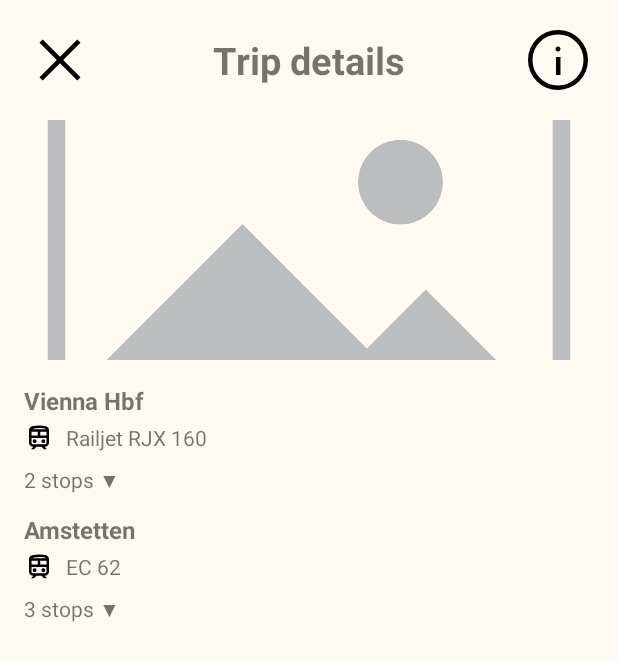
After one commit to wythayt/M3_1_114_Thema_Bahnreise_Routenplaner_fuer_landschaftlich_attraktive_Strecken, an Android app: the fragment TripDetailsFragment shown on its own in the app's theme, on a phone screen of 412 x 824 dp. The commit adds this screen. Shown: the top 661 px of the screen. Run offline under Robolectric (Android 15) with nearby library versions, the phone set to English and light mode, and no system bars.

Commit message:
feat: integrate trip details

```diff
--- a/app/src/main/java/com/example/m3_app/ui/suggestions/SuggestionsFragment.java
+++ b/app/src/main/java/com/example/m3_app/ui/suggestions/SuggestionsFragment.java
@@ -44,7 +44,10 @@ public class SuggestionsFragment extends Fragment {
         );
 
         binding.RecyclerView.setLayoutManager(new LinearLayoutManager(getContext()));
-        binding.RecyclerView.setAdapter(new RouteImgAdapter(cards));
+        binding.RecyclerView.setAdapter(new RouteImgAdapter(cards, card -> {
+            NavController navController = NavHostFragment.findNavController(this);
+            navController.navigate(R.id.tripDetailsFragment);
+        }));
 
         binding.back.setOnClickListener(v -> {
             NavController navController = NavHostFragment.findNavController(this);
--- /dev/null
+++ b/app/src/main/java/com/example/m3_app/ui/trip_details/TripDetailsFragment.java
@@ -0,0 +1,131 @@
+package com.example.m3_app.ui.trip_details;
+
+import android.os.Bundle;
+import android.view.LayoutInflater;
+import android.view.View;
+import android.view.ViewGroup;
+import android.view.WindowManager;
+import android.widget.ImageButton;
+import android.widget.ImageView;
+import android.widget.LinearLayout;
+import android.widget.TextView;
+
+import androidx.activity.OnBackPressedCallback;
+import androidx.annotation.NonNull;
+import androidx.annotation.Nullable;
+import androidx.appcompat.app.AppCompatActivity;
+import androidx.fragment.app.Fragment;
+import androidx.navigation.NavController;
+import androidx.navigation.fragment.NavHostFragment;
+import androidx.recyclerview.widget.LinearLayoutManager;
+
+import com.example.m3_app.R;
+import com.example.m3_app.databinding.FragmentSearchResultsBinding;
+import com.example.m3_app.databinding.FragmentTripDetailsBinding;
+import com.example.m3_app.ui.route_img.RouteImgAdapter;
+import com.example.m3_app.ui.route_img.RouteImgCard;
+
+import java.util.Arrays;
+import java.util.List;
+import java.util.Objects;
+
+public class TripDetailsFragment extends Fragment {
+
+    private FragmentTripDetailsBinding binding;
+
+    public TripDetailsFragment() {
+        super(R.layout.fragment_trip_details);
+    }
+
+    private ImageButton buttonClose;
+    private ImageButton buttonHelp;
+    private ImageView imageMap;
+    private LinearLayout containerTripSegments;
+
+    @Override
+    public View onCreateView(@NonNull LayoutInflater inflater,
+                             ViewGroup container,
+                             Bundle savedInstanceState) {
+        super.onCreate(savedInstanceState);
+        requireActivity()
+                .getOnBackPressedDispatcher()
+                .addCallback(getViewLifecycleOwner(), new OnBackPressedCallback(true) {
+                    @Override
+                    public void handleOnBackPressed() {
+                        NavController navController = NavHostFragment.findNavController(requireParentFragment());
+                        navController.navigateUp();
+                    }
+                });
+        binding = FragmentTripDetailsBinding.inflate(inflater, container, false);
+        View view = binding.getRoot();
+
+        buttonClose = view.findViewById(R.id.buttonClose);
+        buttonHelp = view.findViewById(R.id.buttonHelp);
+        imageMap = view.findViewById(R.id.imageMap);
+        containerTripSegments = view.findViewById(R.id.containerTripSegments);
+
+        imageMap.setImageResource(R.drawable.placeholder);
+
+        buttonClose.setOnClickListener(v -> NavHostFragment.findNavController(this).navigateUp());
+
+//        buttonHelp.setOnClickListener();
+
+        addSegment("Vienna Hbf", "Railjet RJX 160", Arrays.asList("St. Pölten Hbf", "Amstetten"));
+        addSegment("Amstetten", "EC 62", Arrays.asList("Linz", "Salzburg", "Innsbruck"));
+
+
+        return view;
+    }
+
+    private void addSegment(String stationName, String trainName, List<String> stops) {
+        View segmentView = getLayoutInflater().inflate(R.layout.route_segment, containerTripSegments, false);
+
+        TextView stationNameView = segmentView.findViewById(R.id.textStationName);
+        TextView trainNameView = segmentView.findViewById(R.id.textTrainName);
+        TextView toggleStopsView = segmentView.findViewById(R.id.textToggleStops);
+        LinearLayout stopsContainer = segmentView.findViewById(R.id.containerStops);
+
+        stationNameView.setText(stationName);
+        trainNameView.setText(trainName);
+
+        stopsContainer.removeAllViews();
+        for (String stop : stops) {
+            TextView stopView = new TextView(requireContext());
+            stopView.setText("• " + stop);
+            stopView.setTextSize(14);
+            stopView.setPadding(0, 8, 0, 8);
+            stopsContainer.addView(stopView);
+        }
+
+        toggleStopsView.setText(stops.size() + " stops ▼");
+        toggleStopsView.setOnClickListener(v -> {
+            if (stopsContainer.getVisibility() == View.GONE) {
+                stopsContainer.setVisibility(View.VISIBLE);
+                toggleStopsView.setText(stops.size() + " stops ▲");
+            } else {
+                stopsContainer.setVisibility(View.GONE);
+                toggleStopsView.setText(stops.size() + " stops ▼");
+            }
+        });
+
+        containerTripSegments.addView(segmentView);
+    }
+
+    @Override
+    public void onDestroyView() {
+        super.onDestroyView();
+        binding = null;
+    }
+
+    @Override
+    public void onViewCreated(@NonNull View view, @Nullable Bundle savedInstanceState) {
+        super.onViewCreated(view, savedInstanceState);
+        requireActivity();
+        Objects.requireNonNull(((AppCompatActivity) requireActivity()).getSupportActionBar()).hide();
+
+        requireActivity().getWindow().setFlags(
+                WindowManager.LayoutParams.FLAG_FULLSCREEN,
+                WindowManager.LayoutParams.FLAG_FULLSCREEN
+        );
+    }
+}
--- a/app/src/main/res/navigation/search_inner_nav_graph.xml
+++ b/app/src/main/res/navigation/search_inner_nav_graph.xml
@@ -50,4 +50,9 @@
         android:name="com.example.m3_app.ui.search_results.SearchResultsFragment"
         android:label="Search Results" />
 
+    <fragment
+        android:id="@+id/tripDetailsFragment"
+        android:name="com.example.m3_app.ui.trip_details.TripDetailsFragment"
+        android:label="Trip Details" />
+
 </navigation>
```
Also changed, not shown: app/src/main/java/com/example/m3_app/ui/route_img/RouteImgAdapter.java (+37 -9 lines), app/src/main/java/com/example/m3_app/ui/search_results/SearchResultsFragment.java (+9 -1 lines), app/src/main/java/com/example/m3_app/ui/trip_details/TripDetailsViewModel.java (added, +19 -0 lines).
